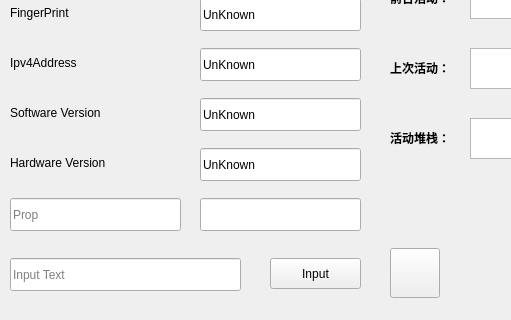
Kang0-1/ADBUtil, file tools.ui: the form before one commit; both pictures show x 0 to 511 and y 262 to 582 of the 1018 by 582 pixel window.
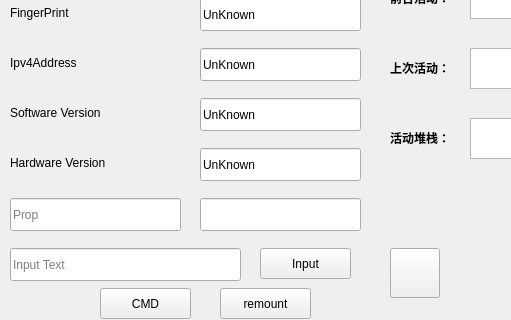
The form after the commit. Custom widgets are drawn as their Qt base class.

Commit message: 23.12.8-2:cmd窗口，待完成：remount

Diff of the .ui file:
```diff
--- a/tools.ui
+++ b/tools.ui
@@ -315,8 +315,8 @@
    <widget class="PrimaryPushButton" name="button_input">
     <property name="geometry">
      <rect>
-      <x>270</x>
-      <y>520</y>
+      <x>260</x>
+      <y>510</y>
       <width>91</width>
       <height>31</height>
      </rect>
@@ -396,7 +396,7 @@
     <property name="geometry">
      <rect>
       <x>10</x>
-      <y>520</y>
+      <y>510</y>
       <width>231</width>
       <height>33</height>
      </rect>
@@ -411,6 +411,166 @@
      <string>Input Text</string>
     </property>
    </widget>
+   <widget class="PrimaryPushButton" name="button_cmd">
+    <property name="geometry">
+     <rect>
+      <x>100</x>
+      <y>550</y>
+      <width>91</width>
+      <height>31</height>
+     </rect>
+    </property>
+    <property name="styleSheet">
+     <string notr="true">PushButton, ToolButton, ToggleButton, ToggleToolButton {
+    color: black;
+    background: rgba(255, 255, 255, 0.7);
+    border: 1px solid rgba(0, 0, 0, 0.073);
+    border-bottom: 1px solid rgba(0, 0, 0, 0.183);
+    border-radius: 15px;
+    /* font: 14px 'Segoe UI', 'Microsoft YaHei'; */
+    padding: 5px 12px 6px 12px;
+	font-size: 13px;
+	font-weight:bold;
+    outline: none;
+}
+PushButton[hasIcon=false] {
+    padding: 5px 12px 6px 12px;
+}
+PushButton[hasIcon=true] {
+    padding: 5px 12px 6px 36px;
+}
+PushButton:hover, ToolButton:hover, ToggleButton:hover, ToggleToolButton:hover {
+    background: rgba(249, 249, 249, 0.5);
+}
+PushButton:pressed, ToolButton:pressed, ToggleButton:pressed, ToggleToolButton:pressed {
+    color: rgba(0, 0, 0, 0.63);
+    background: rgba(249, 249, 249, 0.3);
+    border-bottom: 1px solid rgba(0, 0, 0, 0.073);
+}
+PushButton:disabled, ToolButton:disabled, ToggleButton:disabled, ToggleToolButton:disabled {
+    color: rgba(0, 0, 0, 0.36);
+    background: rgba(249, 249, 249, 0.3);
+    border: 1px solid rgba(0, 0, 0, 0.06);
+    border-bottom: 1px solid rgba(0, 0, 0, 0.06);
+}
+PrimaryPushButton,
+PrimaryToolButton,
+ToggleButton:checked,
+ToggleToolButton:checked {
+    color: white;
+    background-color: #009faa;
+    border: 1px solid #00a7b3;
+    border-bottom: 1px solid #007780;
+}
+PrimaryPushButton:hover,
+PrimaryToolButton:hover,
+ToggleButton:checked:hover,
+ToggleToolButton:checked:hover {
+    background-color: #00a7b3;
+    border: 1px solid #2daab3;
+    border-bottom: 1px solid #007780;
+}
+PrimaryPushButton:pressed,
+PrimaryToolButton:pressed,
+ToggleButton:checked:pressed,
+ToggleToolButton:checked:pressed {
+    color: rgba(255, 255, 255, 0.63);
+    background-color: #3eabb3;
+    border: 1px solid #3eabb3;
+}
+PrimaryPushButton:disabled,
+PrimaryToolButton:disabled,
+ToggleButton:checked:disabled,
+ToggleToolButton:checked:disabled {
+    color: rgba(255, 255, 255, 0.9);
+    background-color: rgb(205, 205, 205);
+    border: 1px solid rgb(205, 205, 205);
+}</string>
+    </property>
+    <property name="text">
+     <string>CMD</string>
+    </property>
+   </widget>
+   <widget class="PrimaryPushButton" name="button_remount">
+    <property name="geometry">
+     <rect>
+      <x>220</x>
+      <y>550</y>
+      <width>91</width>
+      <height>31</height>
+     </rect>
+    </property>
+    <property name="styleSheet">
+     <string notr="true">PushButton, ToolButton, ToggleButton, ToggleToolButton {
+    color: black;
+    background: rgba(255, 255, 255, 0.7);
+    border: 1px solid rgba(0, 0, 0, 0.073);
+    border-bottom: 1px solid rgba(0, 0, 0, 0.183);
+    border-radius: 15px;
+    /* font: 14px 'Segoe UI', 'Microsoft YaHei'; */
+    padding: 5px 12px 6px 12px;
+	font-size: 13px;
+	font-weight:bold;
+    outline: none;
+}
+PushButton[hasIcon=false] {
+    padding: 5px 12px 6px 12px;
+}
+PushButton[hasIcon=true] {
+    padding: 5px 12px 6px 36px;
+}
+PushButton:hover, ToolButton:hover, ToggleButton:hover, ToggleToolButton:hover {
+    background: rgba(249, 249, 249, 0.5);
+}
+PushButton:pressed, ToolButton:pressed, ToggleButton:pressed, ToggleToolButton:pressed {
+    color: rgba(0, 0, 0, 0.63);
+    background: rgba(249, 249, 249, 0.3);
+    border-bottom: 1px solid rgba(0, 0, 0, 0.073);
+}
+PushButton:disabled, ToolButton:disabled, ToggleButton:disabled, ToggleToolButton:disabled {
+    color: rgba(0, 0, 0, 0.36);
+    background: rgba(249, 249, 249, 0.3);
+    border: 1px solid rgba(0, 0, 0, 0.06);
+    border-bottom: 1px solid rgba(0, 0, 0, 0.06);
+}
+PrimaryPushButton,
+PrimaryToolButton,
+ToggleButton:checked,
+ToggleToolButton:checked {
+    color: white;
+    background-color: #009faa;
+    border: 1px solid #00a7b3;
+    border-bottom: 1px solid #007780;
+}
+PrimaryPushButton:hover,
+PrimaryToolButton:hover,
+ToggleButton:checked:hover,
+ToggleToolButton:checked:hover {
+    background-color: #00a7b3;
+    border: 1px solid #2daab3;
+    border-bottom: 1px solid #007780;
+}
+PrimaryPushButton:pressed,
+PrimaryToolButton:pressed,
+ToggleButton:checked:pressed,
+ToggleToolButton:checked:pressed {
+    color: rgba(255, 255, 255, 0.63);
+    background-color: #3eabb3;
+    border: 1px solid #3eabb3;
+}
+PrimaryPushButton:disabled,
+PrimaryToolButton:disabled,
+ToggleButton:checked:disabled,
+ToggleToolButton:checked:disabled {
+    color: rgba(255, 255, 255, 0.9);
+    background-color: rgb(205, 205, 205);
+    border: 1px solid rgb(205, 205, 205);
+}</string>
+    </property>
+    <property name="text">
+     <string>remount</string>
+    </property>
+   </widget>
   </widget>
   <widget class="CardWidget" name="CardWidget_2">
    <property name="geometry">
```
The commit also changes 5 other files.
